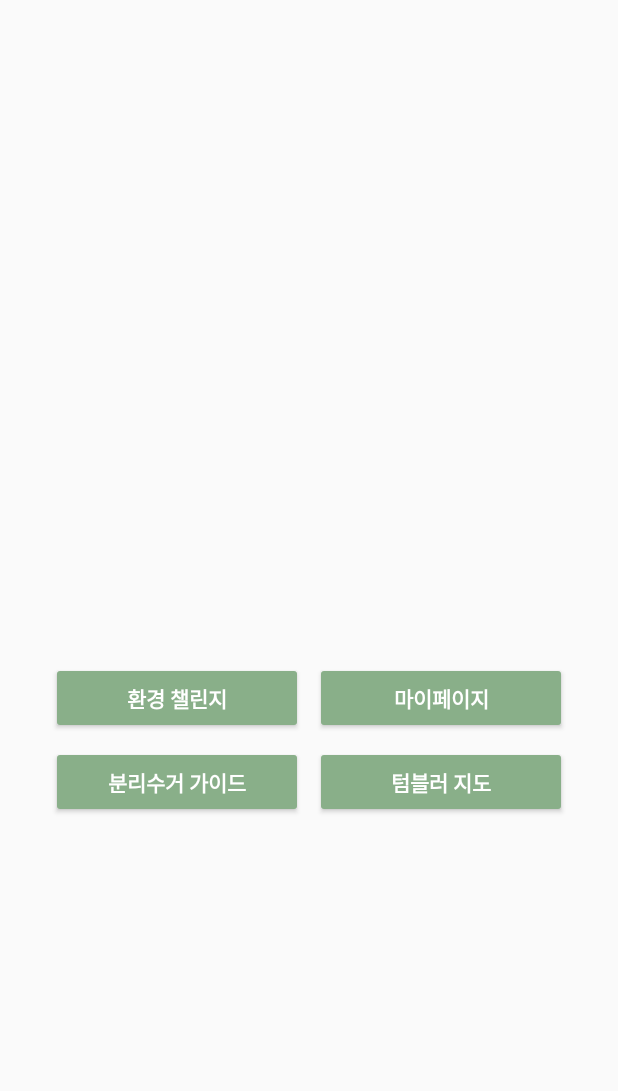
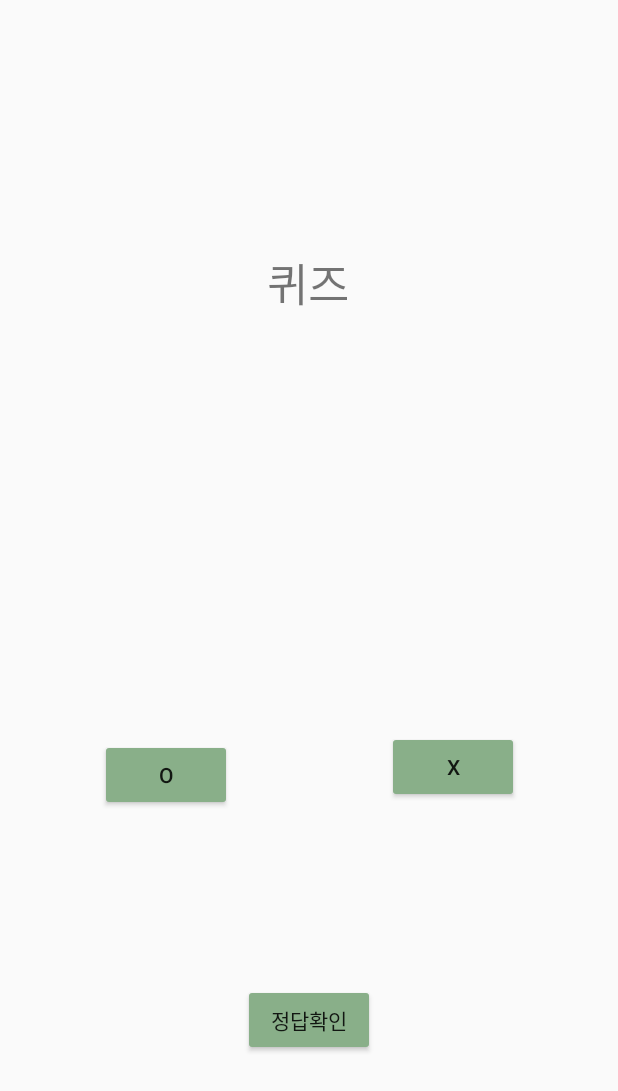
Before and after one commit to saitama-3/GURU2_10, an Android app: the MainActivity screen opened directly, with no data from a screen before it, on a phone screen of 412 x 824 dp. Shown: the top 1091 px of the screen. Run offline under Robolectric (Android 15) with nearby library versions, the phone set to English and light mode, and no system bars; 2 statements that could not run were skipped.

Commit message:
Add files via upload

```diff
--- a/app/src/main/res/layout/activity_main.xml
+++ b/app/src/main/res/layout/activity_main.xml
@@ -1,73 +1,65 @@
 <?xml version="1.0" encoding="utf-8"?>
-<LinearLayout xmlns:android="http://schemas.android.com/apk/res/android"
+<androidx.constraintlayout.widget.ConstraintLayout xmlns:android="http://schemas.android.com/apk/res/android"
+    xmlns:app="http://schemas.android.com/apk/res-auto"
+    xmlns:tools="http://schemas.android.com/tools"
+    android:id="@+id/main"
     android:layout_width="match_parent"
     android:layout_height="match_parent"
-    android:orientation="vertical"
-    android:gravity="bottom"
-    android:padding="30dp">
+    tools:context=".MainActivity">
 
-    <View
-        android:layout_width="match_parent"
-        android:layout_height="0dp"
-        android:layout_weight="5" />
+    <TextView
+        android:id="@+id/text_Question"
+        android:layout_width="wrap_content"
+        android:layout_height="wrap_content"
+        android:layout_marginStart="20dp"
+        android:layout_marginTop="150dp"
+        android:layout_marginEnd="20dp"
+        android:text="퀴즈"
+        android:textSize="30sp"
+        android:padding="16dp"
+        android:gravity="center"
+        app:layout_constraintEnd_toEndOf="parent"
+        app:layout_constraintHorizontal_bias="0.498"
+        app:layout_constraintStart_toStartOf="parent"
+        app:layout_constraintTop_toTopOf="parent" />
 
-    <GridLayout
-        android:layout_width="match_parent"
+    <Button
+        android:id="@+id/button_answer"
+        android:layout_width="wrap_content"
         android:layout_height="wrap_content"
-        android:rowCount="2"
-        android:columnCount="2"
-        android:alignmentMode="alignMargins"
-        android:useDefaultMargins="true">
+        android:layout_marginBottom="120dp"
+        android:backgroundTint="#89af89"
+        android:text="정답확인"
+        app:layout_constraintBottom_toBottomOf="parent"
+        app:layout_constraintEnd_toEndOf="parent"
+        app:layout_constraintStart_toStartOf="parent" />
 
-        <!-- 환경챌린지 버튼 -->
-        <Button
-            android:id="@+id/btn_challenge"
-            android:layout_width="0dp"
-            android:layout_height="wrap_content"
-            android:layout_columnWeight="1"
-            android:backgroundTint="#89AF89"
-            android:text="환경 챌린지"
-            android:textColor="#ffffff"
-            android:textStyle="bold" />
+    <Button
+        android:id="@+id/button_Yes"
+        android:layout_width="wrap_content"
+        android:layout_height="wrap_content"
+        android:layout_marginStart="63dp"
+        android:layout_marginTop="418dp"
+        android:layout_marginEnd="254dp"
+        android:layout_marginBottom="209dp"
+        android:backgroundTint="#89af89"
+        android:text="O"
+        app:layout_constraintBottom_toBottomOf="parent"
+        app:layout_constraintEnd_toEndOf="parent"
+        app:layout_constraintStart_toStartOf="parent"
+        app:layout_constraintTop_toTopOf="parent" />
 
-        <!-- 마이페이지 버튼 -->
-        <Button
-            android:id="@+id/btn_mypage"
-            android:layout_width="0dp"
-            android:layout_height="wrap_content"
-            android:layout_columnWeight="1"
-            android:backgroundTint="#89AF89"
-            android:text="마이페이지"
-            android:textColor="#ffffff"
-            android:textStyle="bold" />
+    <Button
+        android:id="@+id/button_No"
+        android:layout_width="wrap_content"
+        android:layout_height="wrap_content"
+        android:layout_marginTop="413dp"
+        android:layout_marginEnd="66dp"
+        android:layout_marginBottom="215dp"
+        android:backgroundTint="#89af89"
+        android:text="X"
+        app:layout_constraintBottom_toBottomOf="parent"
+        app:layout_constraintEnd_toEndOf="parent"
+        app:layout_constraintTop_toTopOf="parent" />
 
-        <!-- 분리수거 가이드 버튼 -->
-        <Button
-            android:id="@+id/btn_recycling_guide"
-            android:layout_width="0dp"
-            android:layout_height="wrap_content"
-            android:layout_columnWeight="1"
-            android:backgroundTint="#89AF89"
-            android:text="분리수거 가이드"
-            android:textColor="#ffffff"
-            android:textStyle="bold" />
-
-        <!-- 텀블러 지도 버튼 -->
-        <Button
-            android:id="@+id/btn_tumbler_map"
-            android:layout_width="0dp"
-            android:layout_height="wrap_content"
-            android:layout_columnWeight="1"
-            android:backgroundTint="#89AF89"
-            android:text="텀블러 지도"
-            android:textColor="#ffffff"
-            android:textStyle="bold" />
-
-    </GridLayout>
-
-    <View
-        android:layout_width="match_parent"
-        android:layout_height="0dp"
-        android:layout_weight="3" />
-
-</LinearLayout>
+</androidx.constraintlayout.widget.ConstraintLayout>
```
Also changed, not shown: app/src/main/res/layout/activity_recycle.xml (added, +67 -0 lines), app/src/main/res/layout/activity_score.xml (added, +32 -0 lines), app/src/main/res/layout/activity_score2.xml (added, +32 -0 lines), app/src/main/res/layout/activity_start.xml (added, +51 -0 lines).
